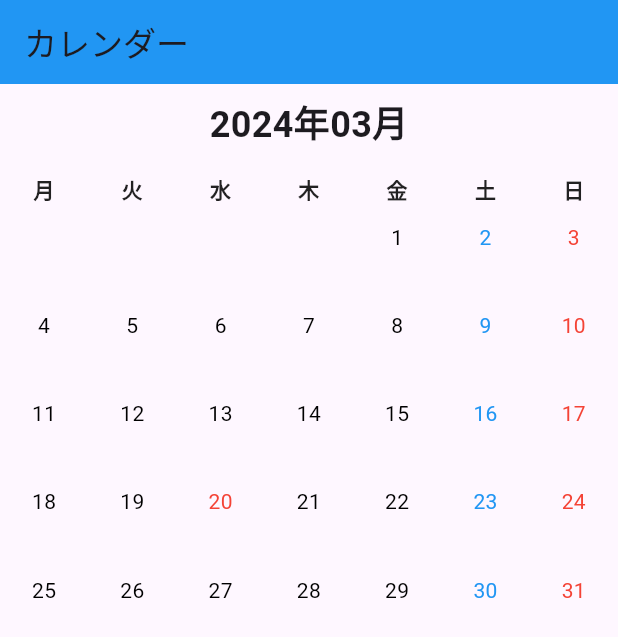
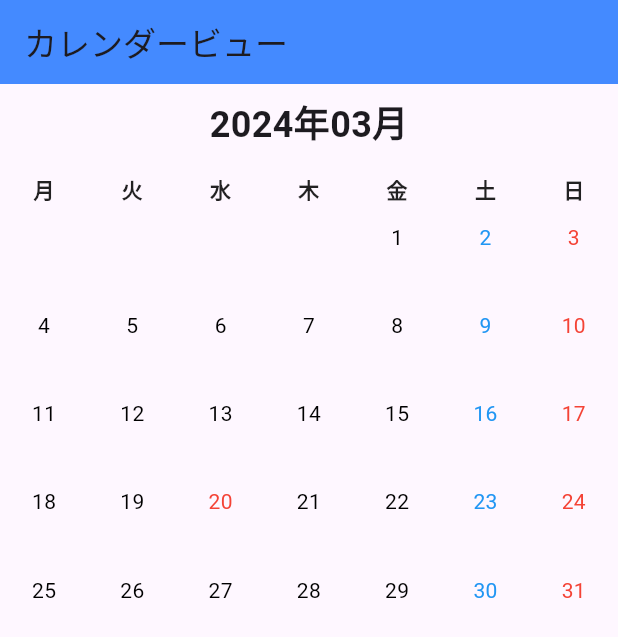
Before and after one commit to hashimo000/Calendar_App, a Flutter app: the screen it shows after launch, on a phone screen of 412 x 824 dp. Shown: the top 637 px of the screen. Run offline on Flutter 3.47's test engine with Material 3 defaults, Android fonts, the phone set to English and light mode, and no system bars; our stand-ins replace flutter_riverpod.

Commit message:
CalendarViewの作成と他の月の表示

```diff
--- a/lib/Calendar/Calendar.dart
+++ b/lib/Calendar/Calendar.dart
@@ -3,27 +3,35 @@ import 'package:flutter_riverpod/flutter_riverpod.dart';
 import 'package:intl/intl.dart';
 import 'package:calendar/Calendar/holiday.dart';
 
+class CalendarView extends ConsumerWidget {
+  const CalendarView({Key? key}) : super(key: key);
+
+  @override
+  Widget build(BuildContext context, WidgetRef ref) {
+    return PageView.builder(
+      itemCount: 10000, // 必要に応じて適切な数値を設定
+      controller: PageController(initialPage: 5000),
+      itemBuilder: (context, index) {
+        DateTime now = DateTime.now();
+        DateTime firstOfMonth = DateTime(now.year, now.month + index - 5000, 1);
+        return CalendarPage(key: ValueKey(firstOfMonth), firstDayOfMonth: firstOfMonth);
+      },
+    );
+  }
+}
 
 class CalendarPage extends ConsumerWidget {
-  const CalendarPage({Key? key}) : super(key: key);
+  final DateTime firstDayOfMonth;
+  const CalendarPage({Key? key, required this.firstDayOfMonth}) : super(key: key);
 
   @override
   Widget build(BuildContext context, WidgetRef ref) {
 
-    // 現在の日付を取得
-    DateTime now = DateTime.now();
-    // 月の最初の日を取得,当然１だけど
-    DateTime firstDayOfMonth = DateTime(now.year, now.month, 1);
-    // その月の最終日の数を取得
-    int lastDay = DateTime(now.year, now.month + 1, 1).add(Duration(days: -1)).day;
-    debugPrint((lastDay).toString());
-
-    // 月の最終日を取得
-    DateTime lastDayOfMonth = DateTime(now.year, now.month, lastDay);
     List<String> weekDay = ["月", "火", "水", "木", "金", "土", "日"];
 
-    // 月の最初の日が何曜日かを取得します (1: 月曜日, 7: 日曜日)
+    // 月の最初の日が何曜日かを取得(1: 月曜日, 7: 日曜日)
     int weekDayOfFirstDay = firstDayOfMonth.weekday;
+    int lastDay = DateTime(firstDayOfMonth.year, firstDayOfMonth.month + 1, 0).day;
 
     // カレンダーの日付ウィジェットを生成
     List<Widget> getDayWidgets() {
@@ -35,7 +43,7 @@ class CalendarPage extends ConsumerWidget {
       }
       // 1日から月の最終日までの日付を追加
 for (int i = 1; i <= lastDay; i++) {
-  DateTime date = DateTime(now.year, now.month, i);
+  DateTime date = DateTime(firstDayOfMonth.year, firstDayOfMonth.month, i);
   String dateString = DateFormat('yyyy-MM-dd').format(date);
   Color textColor = Colors.black; // デフォルトのテキスト色
 
@@ -60,17 +68,11 @@ for (int i = 1; i <= lastDay; i++) {
     ),
   ));
 }
-
-
-
       return dayWidgets;
     }
 
     return Scaffold(
-      appBar: AppBar(
-        title: Text('カレンダー'),
-        backgroundColor: Colors.blue,
-      ),
+
       body: Column(
         children: [
           Align(
@@ -78,7 +80,7 @@ for (int i = 1; i <= lastDay; i++) {
             child: Container(
               padding: const EdgeInsets.symmetric(vertical: 8.0),
               child: Text(
-                DateFormat("yyyy年MM月").format(now),
+                DateFormat("yyyy年MM月").format(firstDayOfMonth),
                 style: const TextStyle(fontSize: 24, fontWeight: FontWeight.bold),
               ),
             ),
--- a/lib/main.dart
+++ b/lib/main.dart
@@ -8,9 +8,15 @@ void main() {
 class MyApp extends StatelessWidget {
   const MyApp({super.key});
 
-  @override
-  Widget build(BuildContext context) {
-    return MaterialApp(
-      home:  CalendarPage(),
-    );
-  }}
+ @override
+Widget build(BuildContext context) {
+  return MaterialApp(
+    home: Scaffold(
+      appBar: AppBar(
+        title: Text('カレンダービュー'),
+        backgroundColor: Colors.blueAccent,
+      ),
+      body: CalendarView(),
+    ),
+  );
+}}
```
